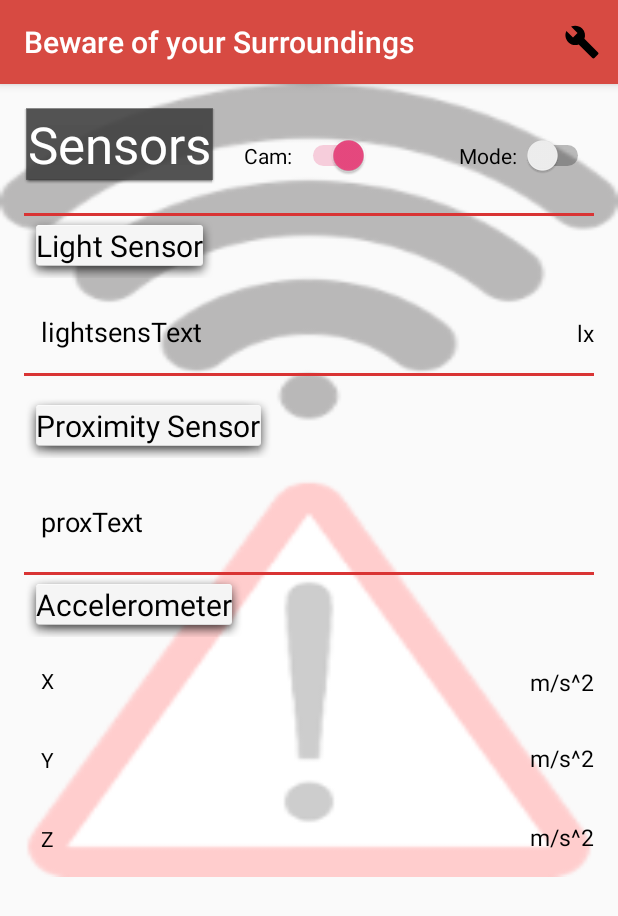
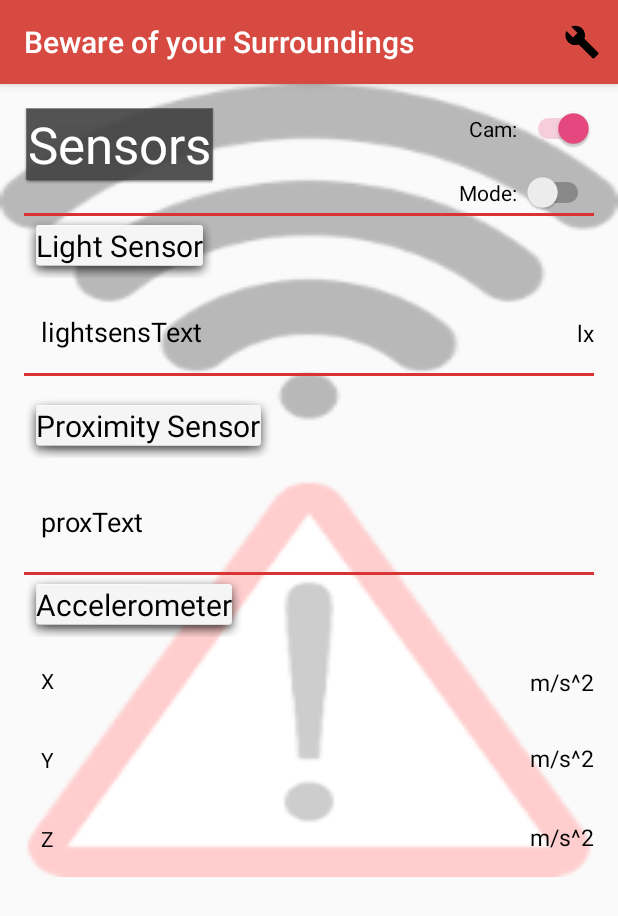
Before and after one commit to taggelos/BlindLight, an Android app: the MainActivity screen opened directly, with no data from a screen before it, on a phone screen of 412 x 824 dp. Shown: the top 916 px of the screen. Run offline under Robolectric (Android 15) with nearby library versions, the light colour scheme and no system bars; 2 statements that could not run were skipped.

```diff
--- a/BlindLight/app/src/main/java/com/example/aggel/blindlight/Listeners/LightEventListener.java
+++ b/BlindLight/app/src/main/java/com/example/aggel/blindlight/Listeners/LightEventListener.java
@@ -34,7 +34,7 @@ public class LightEventListener extends SettingsActivity implements SensorEventL
     public LightEventListener(SensorManager SM,  TextView textTable , int threshold_max_light , int threshold_min_light ,  Context context) {
         //Light Sensor
         Sensor mySensor = SM.getDefaultSensor(Sensor.TYPE_LIGHT);
-        sensor_name = mySensor.getName().replaceAll("\\s+" , "");
+        //sensor_name = mySensor.getName().replaceAll("\\s+" , "");
 
 
         //Register sensor listener
--- a/BlindLight/app/src/main/res/layout/activity_main.xml
+++ b/BlindLight/app/src/main/res/layout/activity_main.xml
@@ -197,21 +197,19 @@
         android:layout_alignParentStart="true" />
 
     <Switch
+        android:text="Mode: "
+        android:layout_width="wrap_content"
+        android:layout_height="wrap_content"
+        android:id="@+id/connectivity"
+        android:layout_above="@+id/view2"
+        android:layout_alignParentEnd="true" />
+
+    <Switch
         android:text="Cam: "
         android:layout_width="wrap_content"
         android:layout_height="wrap_content"
         android:id="@+id/camera"
-        android:layout_alignBaseline="@+id/connectivity"
-        android:layout_alignBottom="@+id/connectivity"
-        android:layout_toEndOf="@+id/Accelerometer" />
-
-    <Switch
-        android:text="Mode: "
-        android:layout_width="wrap_content"
-        android:layout_height="wrap_content"
-        android:id="@+id/connectivity"
-        android:layout_alignBaseline="@+id/readyApp"
-        android:layout_alignBottom="@+id/readyApp"
+        android:layout_alignParentTop="true"
         android:layout_alignParentEnd="true" />
 
 
```
Also changed, not shown: BlindLight/app/src/main/java/com/example/aggel/blindlight/Activities/CameraActivity.java (+59 -2 lines).
